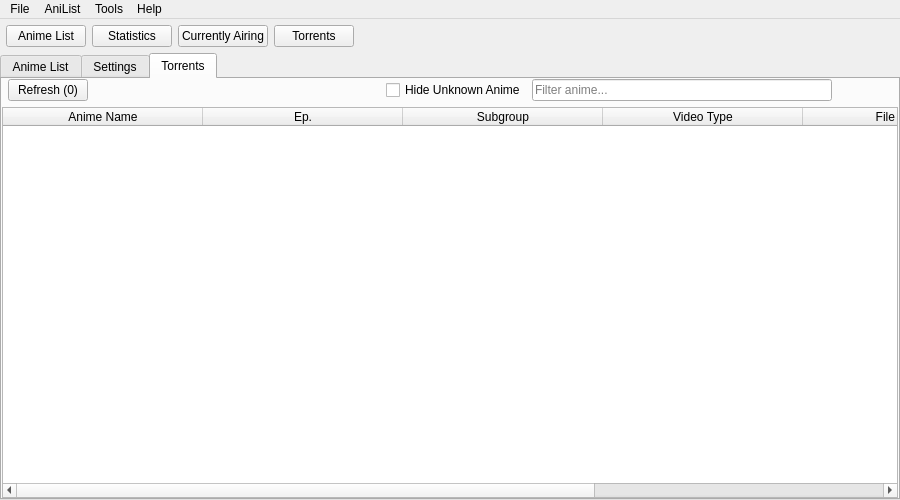
killmaster/Shinjiru, file mainwindow.ui: the form before one commit.
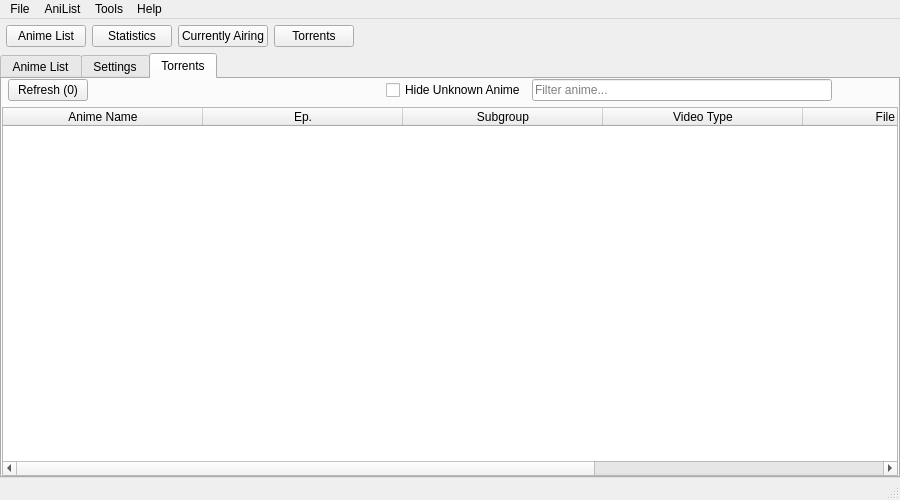
The form after the commit.

Commit message: Show a progress bar while loading

What changed in the file:
```diff
--- a/mainwindow.ui
+++ b/mainwindow.ui
@@ -877,6 +877,7 @@
    <addaction name="menuTools"/>
    <addaction name="menuHelp"/>
   </widget>
+  <widget class="QStatusBar" name="statusBar"/>
   <action name="actionExit">
    <property name="text">
     <string>Exit</string>
```
The commit also changes 2 other files.
